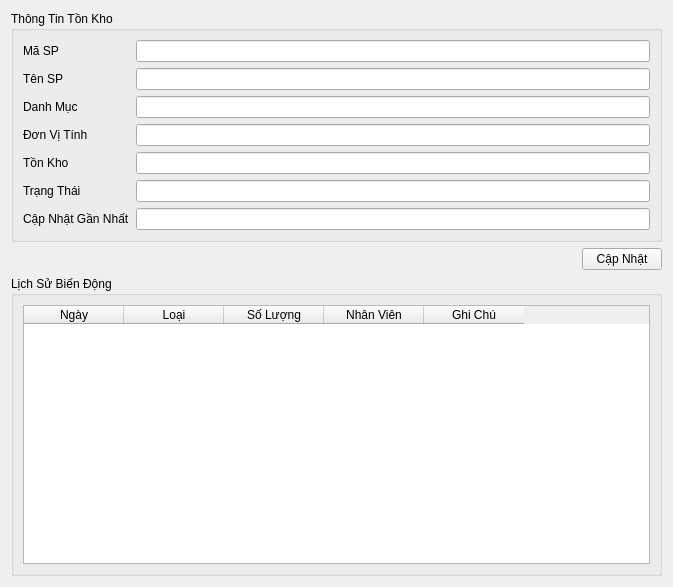
Old version of the form ui/inventory_detail.ui in the repository thinh-doan/sales-and-warehouse-management-system.
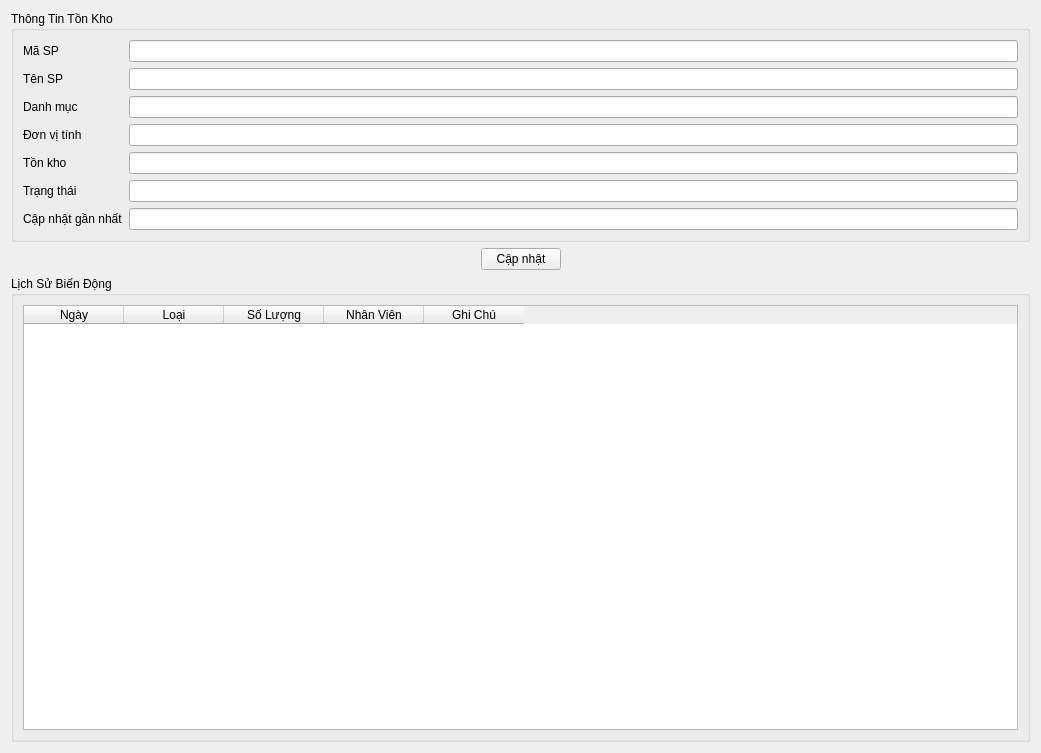
New version of the form. Icons and pictures are not drawn.

Diff of the .ui file:
```diff
--- a/ui/inventory_detail.ui
+++ b/ui/inventory_detail.ui
@@ -6,8 +6,8 @@
    <rect>
     <x>0</x>
     <y>0</y>
-    <width>673</width>
-    <height>587</height>
+    <width>1041</width>
+    <height>753</height>
    </rect>
   </property>
   <layout class="QVBoxLayout" name="verticalLayout_2">
@@ -40,7 +40,7 @@
       <item row="2" column="0">
        <widget class="QLabel" name="label_3">
         <property name="text">
-         <string>Danh Mục</string>
+         <string>Danh mục</string>
         </property>
        </widget>
       </item>
@@ -50,7 +50,7 @@
       <item row="3" column="0">
        <widget class="QLabel" name="label_4">
         <property name="text">
-         <string>Đơn Vị Tính</string>
+         <string>Đơn vị tính</string>
         </property>
        </widget>
       </item>
@@ -60,7 +60,7 @@
       <item row="4" column="0">
        <widget class="QLabel" name="label_5">
         <property name="text">
-         <string>Tồn Kho</string>
+         <string>Tồn kho</string>
         </property>
        </widget>
       </item>
@@ -70,7 +70,7 @@
       <item row="5" column="0">
        <widget class="QLabel" name="label_6">
         <property name="text">
-         <string>Trạng Thái</string>
+         <string>Trạng thái</string>
         </property>
        </widget>
       </item>
@@ -80,7 +80,7 @@
       <item row="6" column="0">
        <widget class="QLabel" name="label_7">
         <property name="text">
-         <string>Cập Nhật Gần Nhất</string>
+         <string>Cập nhật gần nhất</string>
         </property>
        </widget>
       </item>
@@ -93,7 +93,7 @@
    <item>
     <layout class="QHBoxLayout" name="horizontalLayout">
      <item>
-      <spacer name="horizontalSpacer">
+      <spacer name="horizontalSpacer_2">
        <property name="orientation">
         <enum>Qt::Horizontal</enum>
        </property>
@@ -108,10 +108,23 @@
      <item>
       <widget class="QPushButton" name="btnCapNhatTK">
        <property name="text">
-        <string>Cập Nhật</string>
+        <string>Cập nhật</string>
        </property>
       </widget>
      </item>
+     <item>
+      <spacer name="horizontalSpacer">
+       <property name="orientation">
+        <enum>Qt::Horizontal</enum>
+       </property>
+       <property name="sizeHint" stdset="0">
+        <size>
+         <width>40</width>
+         <height>20</height>
+        </size>
+       </property>
+      </spacer>
+     </item>
     </layout>
    </item>
    <item>
```
Left out of the diff: 7 changed lines with no effect on the pictures.
